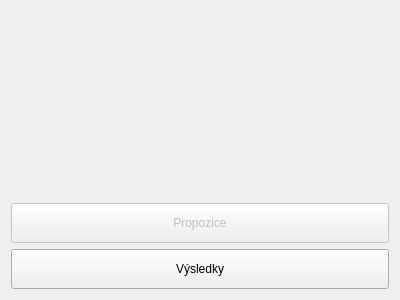
Above: menu.ui from jjunior776/pekelnik before the change. Below: the same form after it.
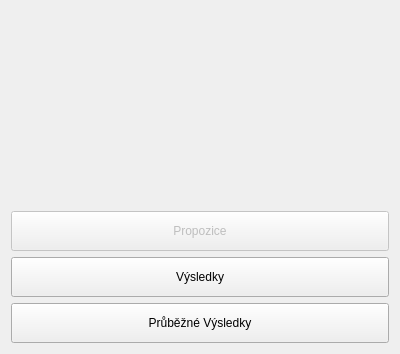
That is the form after the change.

```diff
--- a/menu.ui
+++ b/menu.ui
@@ -7,7 +7,7 @@
     <x>0</x>
     <y>0</y>
     <width>400</width>
-    <height>300</height>
+    <height>354</height>
    </rect>
   </property>
   <property name="windowTitle">
@@ -73,6 +73,25 @@
        </property>
       </widget>
      </item>
+     <item>
+      <widget class="QPushButton" name="continuousResultBtn">
+       <property name="sizePolicy">
+        <sizepolicy hsizetype="Minimum" vsizetype="Minimum">
+         <horstretch>0</horstretch>
+         <verstretch>0</verstretch>
+        </sizepolicy>
+       </property>
+       <property name="minimumSize">
+        <size>
+         <width>0</width>
+         <height>40</height>
+        </size>
+       </property>
+       <property name="text">
+        <string>Průběžné Výsledky</string>
+       </property>
+      </widget>
+     </item>
     </layout>
    </item>
   </layout>
```
